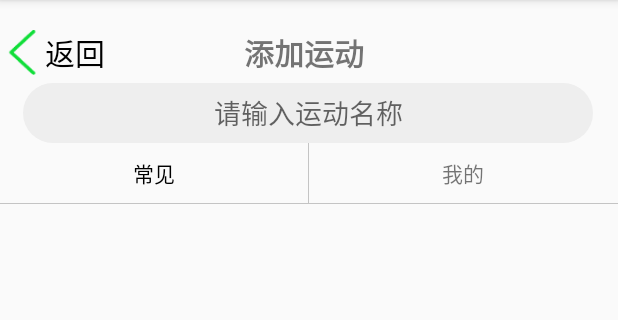
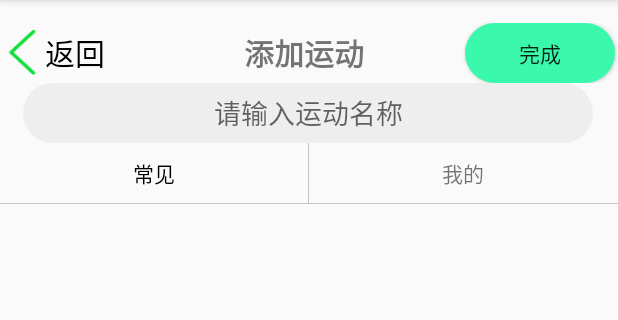
Before and after one commit to VEGETALOADING/HealthAndroid, an Android app: the SportListActivity screen opened directly, with no data from a screen before it, on a phone screen of 412 x 824 dp, the part 84-404 px from its top. Run offline under Robolectric (Android 15) with nearby library versions, the light colour scheme and no system bars; libraries missing offline, so code that uses them is left out: q.rorbin.badgeview; 4 statements that could not run were skipped.

Commit message:
2020 2-1 18:42 气泡（1）

```diff
--- a/app/src/main/java/com/tyut/SportListActivity.java
+++ b/app/src/main/java/com/tyut/SportListActivity.java
@@ -6,7 +6,7 @@ import android.os.Bundle;
 import android.os.Handler;
 import android.os.Looper;
 import android.os.Message;
-import android.text.Editable;
+import android.view.Gravity;
 import android.view.KeyEvent;
 import android.view.MotionEvent;
 import android.view.View;
@@ -26,19 +26,19 @@ import androidx.recyclerview.widget.RecyclerView;
 
 import com.google.gson.Gson;
 import com.google.gson.reflect.TypeToken;
-import com.tyut.adapter.FollowingListAdapter;
 import com.tyut.adapter.SportListAdapter;
 import com.tyut.utils.OkHttpCallback;
 import com.tyut.utils.OkHttpUtils;
 import com.tyut.utils.RecycleViewDivider;
 import com.tyut.utils.SharedPreferencesUtil;
-import com.tyut.vo.FollowerVO;
 import com.tyut.vo.ServerResponse;
 import com.tyut.vo.SportVO;
-import com.tyut.vo.UserVO;
 import com.tyut.widget.SportTimeDialog;
 
 import java.util.List;
+
+import q.rorbin.badgeview.Badge;
+import q.rorbin.badgeview.QBadgeView;
 
 public class SportListActivity extends AppCompatActivity implements View.OnClickListener, TextView.OnEditorActionListener {
 
@@ -48,6 +48,7 @@ public class SportListActivity extends AppCompatActivity implements View.OnClick
     private TextView common_sport;
     private EditText search_et;
     private Button cancel_btn;
+    private Button commit_btn;
     private ScrollView scrollView;
     private View line;
     private LinearLayout commonandmy_ll;
@@ -58,6 +59,8 @@ public class SportListActivity extends AppCompatActivity implements View.OnClick
     private static final int SPORTLIST = 1;
     private static final int SEARCHSPORT_NULL = 2;
     private static final int SEARCHSPORT_NOT_NULL = 3;
+
+    private Badge badge;
 
 
     //子线程主线程通讯
@@ -149,6 +152,7 @@ public class SportListActivity extends AppCompatActivity implements View.OnClick
         search_et = findViewById(R.id.searchsport_et);
         commonandmy_ll = findViewById(R.id.commonandmy_ll);
         cancel_btn = findViewById(R.id.cancelsearch_btn);
+        commit_btn = findViewById(R.id.commit_btn);
         scrollView = findViewById(R.id.scrollview);
         line = findViewById(R.id.line_view);
         not_found_line = findViewById(R.id.not_fount_line);
@@ -159,6 +163,7 @@ public class SportListActivity extends AppCompatActivity implements View.OnClick
         my_sport.setOnClickListener(this);
         common_sport.setOnClickListener(this);
         cancel_btn.setOnClickListener(this);
+        commit_btn.setOnClickListener(this);
         search_et.setOnEditorActionListener(this);
         search_et.setOnTouchListener(new View.OnTouchListener() {
 
@@ -181,6 +186,9 @@ public class SportListActivity extends AppCompatActivity implements View.OnClick
     @Override
     protected void onResume() {
         super.onResume();
+
+        //初始化气泡
+        initBadge();
 
         //查数据
         OkHttpUtils.get("http://192.168.1.10:8080//portal/sport/list.do?userid=0",
@@ -283,6 +291,8 @@ public class SportListActivity extends AppCompatActivity implements View.OnClick
                 not_found_tv.setVisibility(View.GONE);
                 search_et.setText(null);
                 break;
+            case R.id.commit_btn:
+                break;
 
 
         }
@@ -333,4 +343,18 @@ public class SportListActivity extends AppCompatActivity implements View.OnClick
         }
         return true;
     }
+
+    private void initBadge() {
+        badge = new QBadgeView(this)
+                .bindTarget(commit_btn)
+                .setBadgeNumber(0)
+                .setBadgeTextColor(R.color.green_light)
+                .setBadgeTextSize(13,true)
+                .setBadgeGravity(Gravity.START | Gravity.TOP)
+                .setBadgeBackground(getResources().getDrawable(R.drawable.shape_round_rect));
+        //.setBadgeText("PNG")
+        //.setBadgeBackgroundColor(R.color.red)
+        //.stroke(0xff000000, 1, true);
+
+    }
 }
--- /dev/null
+++ b/app/src/main/res/drawable/shape_round_rect.xml
@@ -0,0 +1,5 @@
+<?xml version="1.0" encoding="utf-8"?>
+<shape xmlns:android="http://schemas.android.com/apk/res/android">
+    <solid android:color="#FF2222" />
+    <corners android:radius="30dp" />
+</shape>
--- a/app/src/main/res/layout/activity_sportlist.xml
+++ b/app/src/main/res/layout/activity_sportlist.xml
@@ -6,13 +6,12 @@
         android:id="@+id/top_ll"
         android:layout_marginTop="15dp"
         android:layout_gravity="center"
-        android:layout_width="380dp"
+        android:layout_width="match_parent"
         android:layout_height="40dp">
         <LinearLayout
             android:id="@+id/return_f"
             android:layout_gravity="center"
-            android:layout_width="0dp"
-            android:layout_weight="1"
+            android:layout_width="100dp"
             android:layout_height="wrap_content">
             <ImageView
                 android:layout_width="30dp"
@@ -29,15 +28,25 @@
                 android:textColor="@color/black"></TextView>
         </LinearLayout>
         <TextView
-            android:layout_width="0dp"
-            android:layout_weight="4"
+            android:layout_width="200dp"
             android:layout_height="wrap_content"
             android:text="添加运动"
             android:textSize="20sp"
-            android:paddingLeft="-50dp"
+            android:paddingLeft="5dp"
             android:textStyle="bold"
             android:layout_gravity="center_vertical"
             android:gravity="center"></TextView>
+
+        <Button
+            android:id="@+id/commit_btn"
+            android:layout_width="100dp"
+            android:layout_height="wrap_content"
+            android:layout_marginLeft="10dp"
+            android:text="完成"
+            android:gravity="center"
+            android:background="@drawable/btn_green"
+            android:layout_gravity="center" />
+
     </LinearLayout>
     <LinearLayout
         android:id="@+id/search_ll"
--- a/app/src/main/res/layout/dialog_sporttime.xml
+++ b/app/src/main/res/layout/dialog_sporttime.xml
@@ -10,6 +10,7 @@
         android:layout_width="match_parent"
         android:layout_height="50dp"
         android:orientation="horizontal">
+
 
         <TextView
             android:layout_width="280dp"
```
Also changed, not shown: app/build.gradle (+5 -3 lines).
